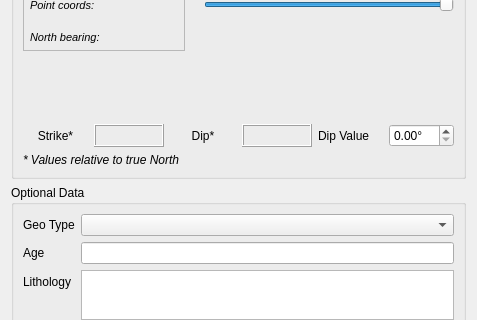
fpennica/dip-strike-tools, file dip_strike_tools/gui/dlg_insert_dip_strike.ui: the form before one commit; both pictures show x 0 to 477 and y 211 to 531 of the 477 by 638 pixel window.
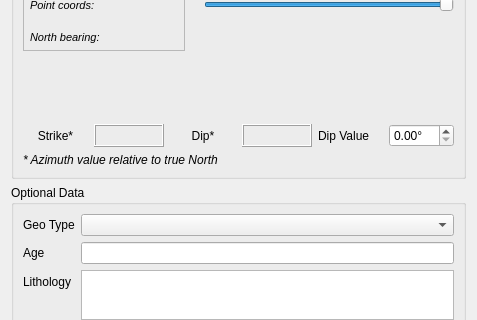
The form after the commit. Custom widgets are drawn as their Qt base class.

Diff of the .ui file:
```diff
--- a/dip_strike_tools/gui/dlg_insert_dip_strike.ui
+++ b/dip_strike_tools/gui/dlg_insert_dip_strike.ui
@@ -431,7 +431,7 @@
          </font>
         </property>
         <property name="text">
-         <string>* Values relative to true North</string>
+         <string>* Azimuth value relative to true North</string>
         </property>
        </widget>
       </item>
```
